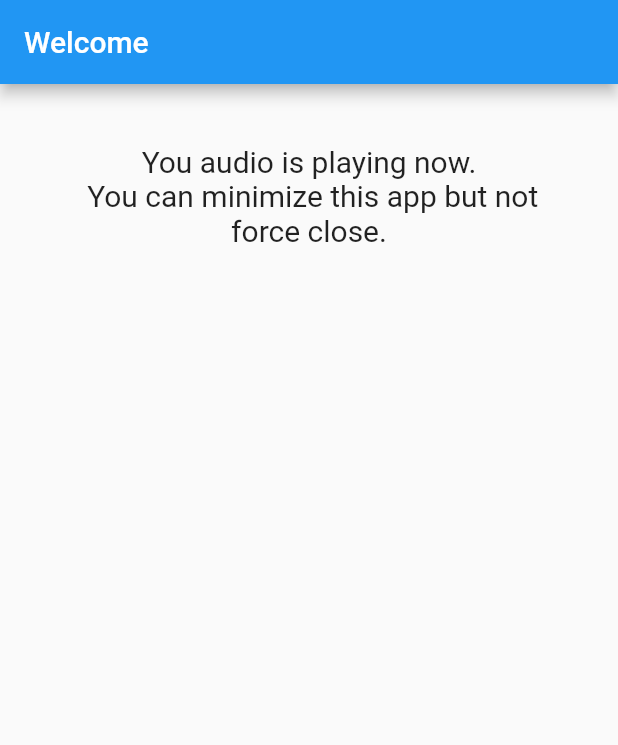
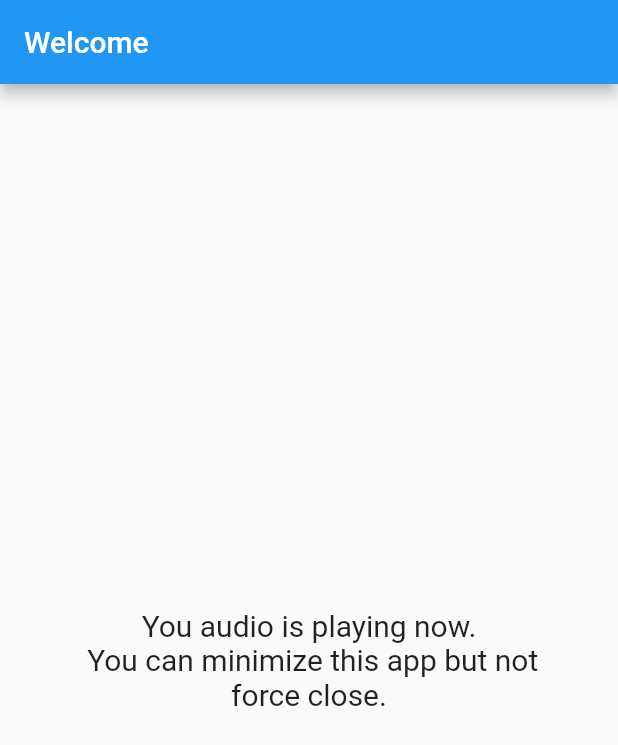
Before and after one commit to Mtayyab-0/flutter_audio_app, a Flutter app: the screen it shows after launch, on a phone screen of 412 x 824 dp. Shown: the top 745 px of the screen. Run offline on Flutter 3.47's test engine with Material 2 defaults, Android fonts, the light colour scheme and no system bars; our stand-ins replace audio_service, just_audio.

Commit message:
Center aligned vertically text

```diff
--- a/lib/main.dart
+++ b/lib/main.dart
@@ -19,14 +19,13 @@ class MyApp extends StatelessWidget {
         ),
         body: Center(
           child: Container(
-              margin: const EdgeInsets.all(40.0),
-              child: Column(children: const [
-                Text(
-                  'You audio is playing now.\n You can minimize this app but not force close.',
-                  textAlign: TextAlign.center,
-                  style: TextStyle(fontSize: 20),
-                ),
-              ])),
+            margin: const EdgeInsets.all(40.0),
+            child: const Text(
+              'You audio is playing now.\n You can minimize this app but not force close.',
+              textAlign: TextAlign.center,
+              style: TextStyle(fontSize: 20),
+            ),
+          ),
         ),
       ),
     );
```
